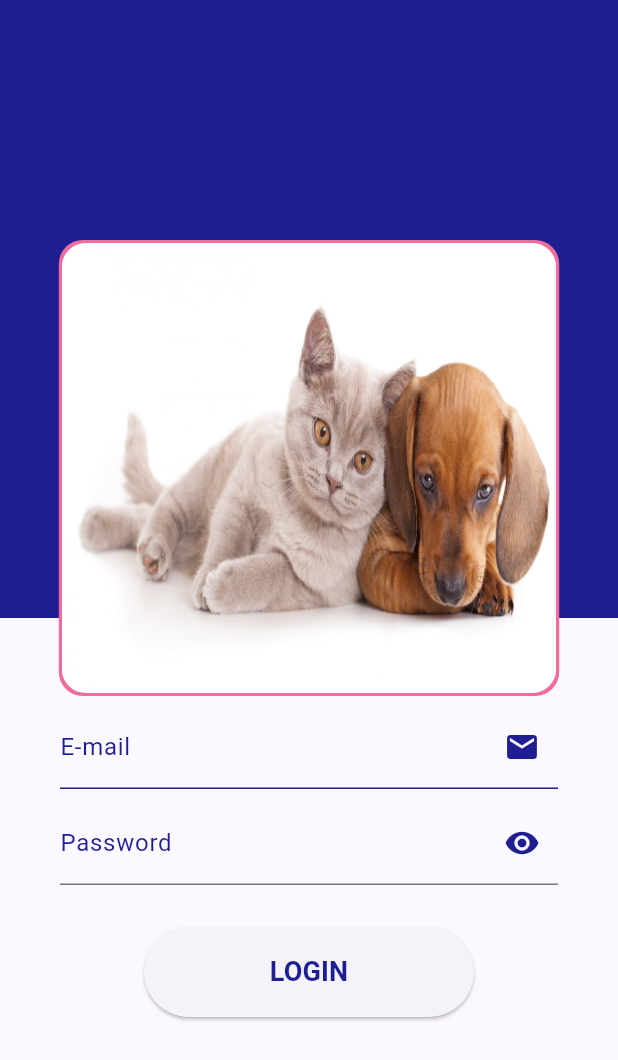
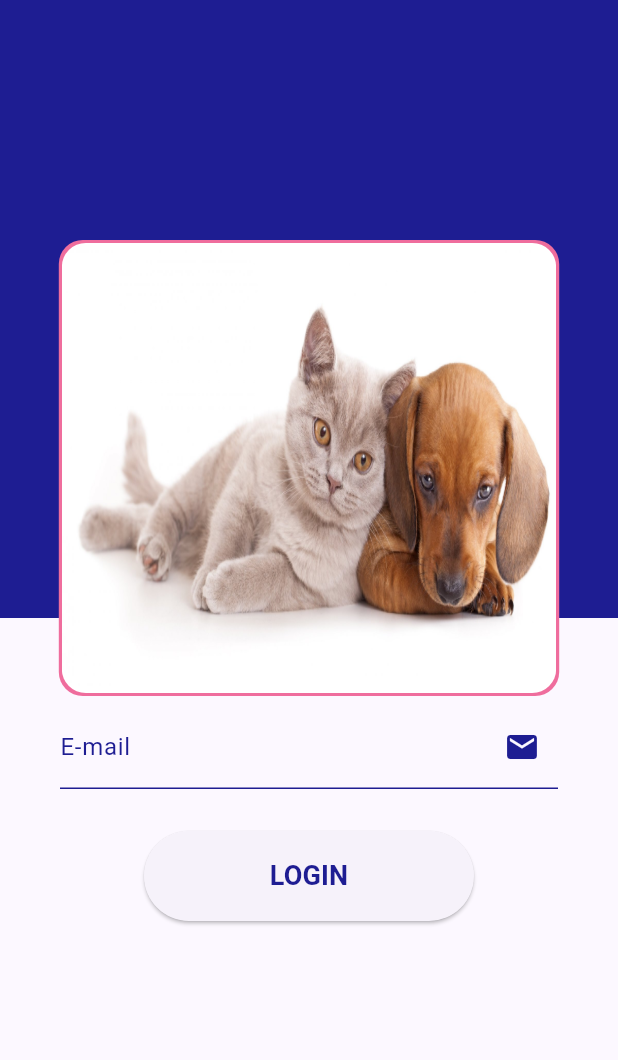
Before and after one commit to dionlaranjeira/warrior_pets, a Flutter app: the Login screen opened directly, on a phone screen of 412 x 824 dp. Shown: the top 1060 px of the screen. Run offline on Flutter 3.47's test engine with Material 2 defaults, Android fonts, the phone set to English and light mode, and no system bars; our stand-ins replace cached_network_image, charts_flutter, convex_bottom_bar, dio, flutter_svg.

Commit message:
feat: login by user json

```diff
--- a/lib/main.dart
+++ b/lib/main.dart
@@ -18,6 +18,6 @@ void main() async {
         )
       ),
       debugShowCheckedModeBanner: false,
-      home: Home())
+      home: Login())
   );
 }
--- a/lib/util/utils.dart
+++ b/lib/util/utils.dart
@@ -8,5 +8,5 @@ class Utils{
   static const List<String>  allCatBreeds = ["Abyssinian", "Aegean", "American Bobtail", "American Curl", "American Shorthair", "American Wirehair", "Arabian Mau", "Australian Mist", "Balinese", "Bambino", "Bengal", "Birman", "Bombay", "British Longhair", "British Shorthair", "Burmese", "Burmilla", "California Spangled", "Chantilly-Tiffany", "Chartreux", "Chausie", "Cheetoh", "Colorpoint Shorthair", "Cornish Rex", "Cymric", "Cyprus", "Devon Rex", "Donskoy", "Dragon Li", "Egyptian Mau", "European Burmese", "Exotic Shorthair", "Havana Brown", "Himalayan", "Japanese Bobtail", "Javanese", "Khao Manee", "Korat", "Kurilian", "LaPerm", "Maine Coon", "Malayan", "Manx", "Munchkin", "Nebelung", "Norwegian Forest Cat", "Ocicat", "Oriental", "Persian", "Pixie-bob", "Ragamuffin", "Ragdoll", "Russian Blue", "Savannah", "Scottish Fold", "Selkirk Rex", "Siamese", "Siberian", "Singapura", "Snowshoe", "Somali", "Sphynx", "Tonkinese", "Toyger", "Turkish Angora", "Turkish Van", "York Chocolate"];
   static const String searchDog = "dog";
   static const String searchCat = "cat";
-
+  static const Map<String, dynamic> users = {"users": ["usertest@gmail.com","dionribeiro.rr@gmail.com", "claudia.lima@waproject.com.br", "dion_net@gmail.com", "dionribeiro.rr@outlook.com"]};
 }
--- a/lib/views/login.dart
+++ b/lib/views/login.dart
@@ -1,6 +1,7 @@
 import 'package:flutter/material.dart';
 import 'package:warrior_pets/util/colors_app.dart';
 import 'package:warrior_pets/util/utils.dart';
+import 'package:warrior_pets/view_model/login_user.dart';
 import 'package:warrior_pets/views/home.dart';
 
 class Login extends StatefulWidget {
@@ -12,13 +13,31 @@ class Login extends StatefulWidget {
 
 class _LoginState extends State<Login> {
 
+  LoginUserViewModel loginUserViewModel = LoginUserViewModel();
+
   final TextEditingController _controllerEmail = TextEditingController();
-  final TextEditingController _controllerSenha = TextEditingController();
 
-  final bool _logando = false;
-  bool _senhaVisivel = true;
-  final bool _emailValido = true;
-  final bool _senhaValida = true;
+  bool _loading = false;
+  bool _emailValid = true;
+
+  _login(String email){
+    setState(() {
+      _loading = true;
+    });
+    if(loginUserViewModel.loginUser(email)["sucess"] == true){
+      setState(() {
+        _loading = false;
+        _emailValid = true;
+      });
+      Navigator.of(context).push(MaterialPageRoute(
+          builder: (context)=>const Home()));
+    }else{
+      setState(() {
+        _emailValid = false;
+        _loading = false;
+      });
+    }
+  }
 
   @override
   Widget build(BuildContext context) {
@@ -30,9 +49,8 @@ class _LoginState extends State<Login> {
             imgScreenLogin(context),
             const SizedBox(height: 50),
             inputEmail(context),
-            inputSenha(context),
             const SizedBox(height: 20),
-            btnLogin()
+            _loading ? const CircularProgressIndicator() : btnLogin(),
           ],
         ),
       ),
@@ -72,38 +90,25 @@ class _LoginState extends State<Login> {
           );
   }
 
-  SizedBox btnLogin() {
-    return SizedBox(
-            width: 220,
-            height: 60,
-            child: ElevatedButton(
-                onPressed: (){
-                  Navigator.of(context).push(MaterialPageRoute(
-                      builder: (context)=> const Home()));
-                },
-                child: const Text("LOGIN", style: TextStyle(fontSize: 18, fontWeight: FontWeight.bold),)),
-          );
-  }
-
   Padding inputEmail(BuildContext context) {
     return Padding(
       padding: const EdgeInsets.fromLTRB(40, 8, 40, 8),
       child: TextFormField(
         controller: _controllerEmail,
-        enabled: !_logando,
+        enabled: !_loading,
         keyboardType: TextInputType.emailAddress,
         cursorColor: Theme.of(context).backgroundColor,
         decoration: InputDecoration(
           labelText: 'E-mail',
-          errorText: _emailValido ? null : "Invalid e-mail",
+          errorText: _emailValid ? null : "Invalid e-mail",
           labelStyle: TextStyle(
-            color: _emailValido
+            color: _emailValid
                 ? ColorsApp.primaryColor
                 : ColorsApp.error,
           ),
           suffixIcon: Icon(
-            _emailValido ? Icons.email : Icons.close,
-            color: _emailValido ? ColorsApp.primaryColor : ColorsApp.error,
+            _emailValid ? Icons.email : Icons.info,
+            color: _emailValid ? ColorsApp.primaryColor : ColorsApp.error,
           ),
           enabledBorder: const UnderlineInputBorder(
             borderSide:
@@ -114,36 +119,19 @@ class _LoginState extends State<Login> {
     );
   }
 
-  Padding inputSenha(BuildContext context) {
-    return Padding(
-      padding: const EdgeInsets.fromLTRB(40, 0, 40, 8),
-      child: TextFormField(
-        controller: _controllerSenha,
-        enabled: !_logando,
-        keyboardType: TextInputType.visiblePassword,
-        obscureText: _senhaVisivel,
-        cursorColor: Theme.of(context).backgroundColor,
-        decoration: InputDecoration(
-          labelText: 'Password',
-          errorText: _senhaValida ? null : "Invalid password",
-          labelStyle: TextStyle(
-            color: _senhaValida
-                ? ColorsApp.primaryColor
-                : ColorsApp.error,
-          ),
-          suffixIcon: IconButton(
-              onPressed: (){
-                setState(() {
-                  _senhaVisivel = !_senhaVisivel;
-                });
-              },
-              icon:  Icon( _senhaVisivel ? Icons.visibility: Icons.visibility_off, color: ColorsApp.primaryColor)),
-        ),
-
-      ),
-    );
+  SizedBox btnLogin() {
+    return SizedBox(
+            width: 220,
+            height: 60,
+            child: ElevatedButton(
+                onPressed: (){
+                  _login(_controllerEmail.text);
+                },
+                child: const Text("LOGIN", style: TextStyle(fontSize: 18, fontWeight: FontWeight.bold),)),
+          );
   }
 
 
 
+
 }
```
Also changed, not shown: lib/view_model/login_user.dart (added, +19 -0 lines), 1 other file.
